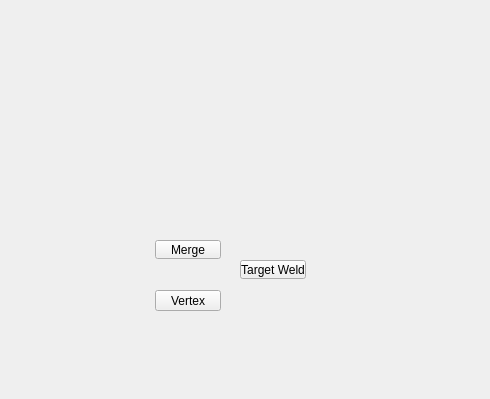
Above: tentacle/ui/2/polygons_submenu#vertex.ui from m3trik/tentacle before the change; both pictures show x 110 to 600 and y 0 to 399 of the 600 by 600 pixel window. Below: the same form after it.
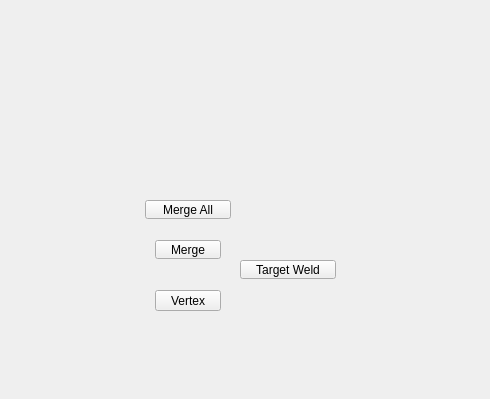
That is the form after the change. Custom widgets are drawn as their Qt base class.

```diff
--- a/tentacle/ui/2/polygons_submenu#vertex.ui
+++ b/tentacle/ui/2/polygons_submenu#vertex.ui
@@ -126,7 +126,7 @@
      <rect>
       <x>350</x>
       <y>260</y>
-      <width>66</width>
+      <width>96</width>
       <height>19</height>
      </rect>
     </property>
@@ -186,6 +186,37 @@
      </palette>
     </property>
    </widget>
+   <widget class="PushButton" name="b006">
+    <property name="enabled">
+     <bool>true</bool>
+    </property>
+    <property name="geometry">
+     <rect>
+      <x>255</x>
+      <y>200</y>
+      <width>86</width>
+      <height>19</height>
+     </rect>
+    </property>
+    <property name="maximumSize">
+     <size>
+      <width>111</width>
+      <height>19</height>
+     </size>
+    </property>
+    <property name="toolTip">
+     <string>Merge selected components.  (default: to center)</string>
+    </property>
+    <property name="text">
+     <string>Merge All</string>
+    </property>
+    <property name="iconSize">
+     <size>
+      <width>18</width>
+      <height>18</height>
+     </size>
+    </property>
+   </widget>
   </widget>
  </widget>
  <customwidgets>
```
